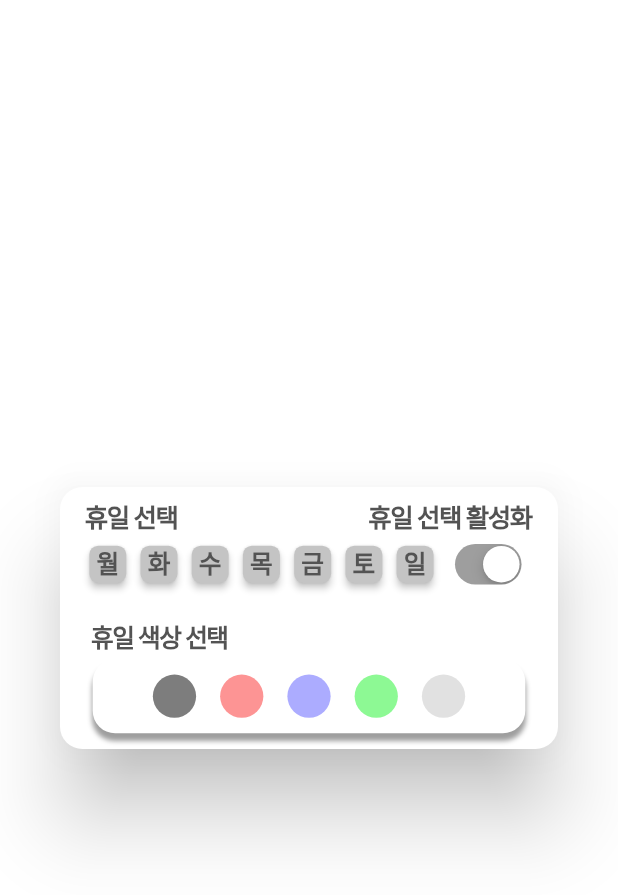
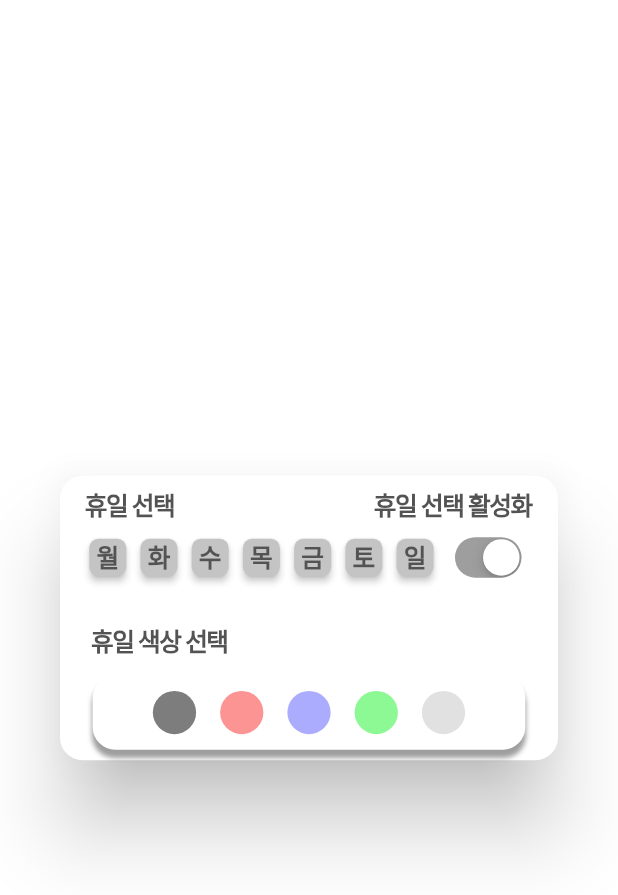
Before and after one commit to NoGravyBeef/SWE, a Flutter app: the screen it shows after launch, on a phone screen of 412 x 824 dp. Shown: the top 895 px of the screen. Run offline on Flutter 3.47's test engine with Material 2 defaults, Android fonts, the phone set to English and light mode, and no system bars.

Commit message:
휴일설정팝업 좀더 유동적으로

```diff
--- a/lib/popup/holyday_setup.dart
+++ b/lib/popup/holyday_setup.dart
@@ -33,21 +33,21 @@ class _HolydaySetState extends State<HolydaySet> {
         borderRadius: BorderRadius.circular(15),
       ),
       child: Container(
-        height: screenSize.height * 0.212,
+        height: screenSize.height * 0.23,
         padding: const EdgeInsets.fromLTRB(17, 7, 17, 7),
         decoration: BoxDecoration(borderRadius: BorderRadius.circular(30)),
         child: Column(
-          mainAxisAlignment: MainAxisAlignment.start,
+          mainAxisAlignment: MainAxisAlignment.spaceBetween,
           children: [
-            const SizedBox(
+            SizedBox(
               child: Row(
                 mainAxisAlignment: MainAxisAlignment.spaceBetween,
                 children: [
                   Text(
                     '휴일 선택',
                     style: TextStyle(
-                      color: Color(0xff535353),
-                      fontSize: 17, // 폰트 크기 조절
+                      color: const Color(0xff535353),
+                      fontSize: screenSize.height * 0.02, // 폰트 크기 조절
 
                       fontWeight: FontWeight.w600,
                       letterSpacing: -1,
@@ -56,8 +56,8 @@ class _HolydaySetState extends State<HolydaySet> {
                   Text(
                     '휴일 선택 활성화',
                     style: TextStyle(
-                      color: Color(0xff535353),
-                      fontSize: 17, // 폰트 크기 조절
+                      color: const Color(0xff535353),
+                      fontSize: screenSize.height * 0.02, // 폰트 크기 조절
 
                       fontWeight: FontWeight.w600,
                       letterSpacing: -1,
```
